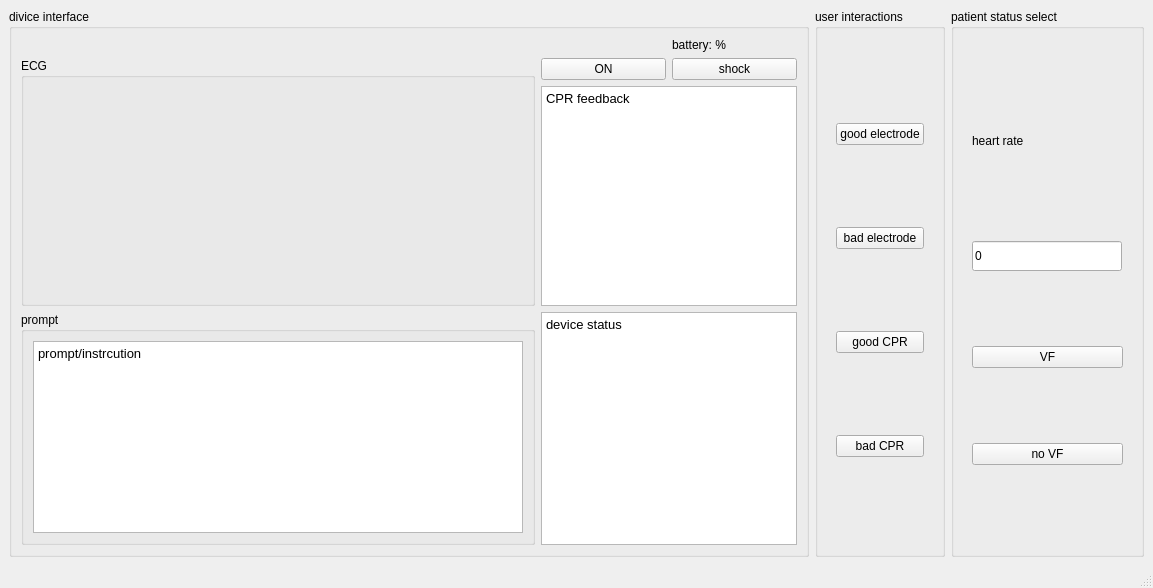
Before: the Qt Designer form source code/AEDplus/mainwindow.ui in sAmyAox/3004TeamProject, drawn with Qt 5.
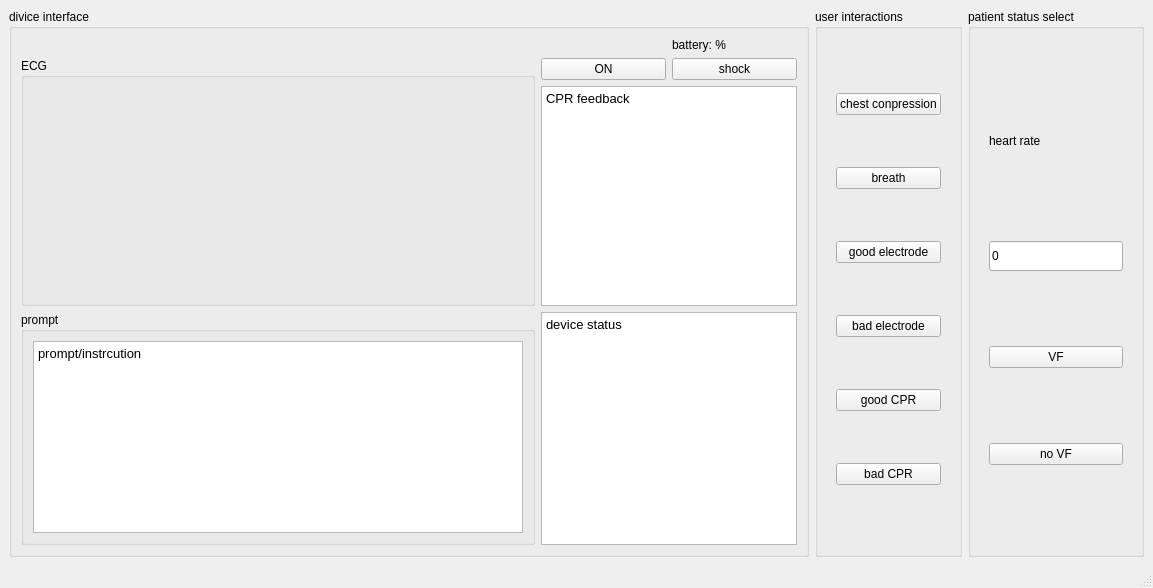
After: the same form once the commit is applied.

What changed in the file:
```diff
--- a/source code/AEDplus/mainwindow.ui
+++ b/source code/AEDplus/mainwindow.ui
@@ -182,6 +182,20 @@
        <item>
         <widget class="QWidget" name="widget_2" native="true">
          <layout class="QVBoxLayout" name="verticalLayout_4">
+          <item>
+           <widget class="QPushButton" name="button_chest">
+            <property name="text">
+             <string>chest conpression</string>
+            </property>
+           </widget>
+          </item>
+          <item>
+           <widget class="QPushButton" name="button_breath">
+            <property name="text">
+             <string>breath</string>
+            </property>
+           </widget>
+          </item>
           <item>
            <widget class="QPushButton" name="button_good_electrode">
             <property name="text">
```
